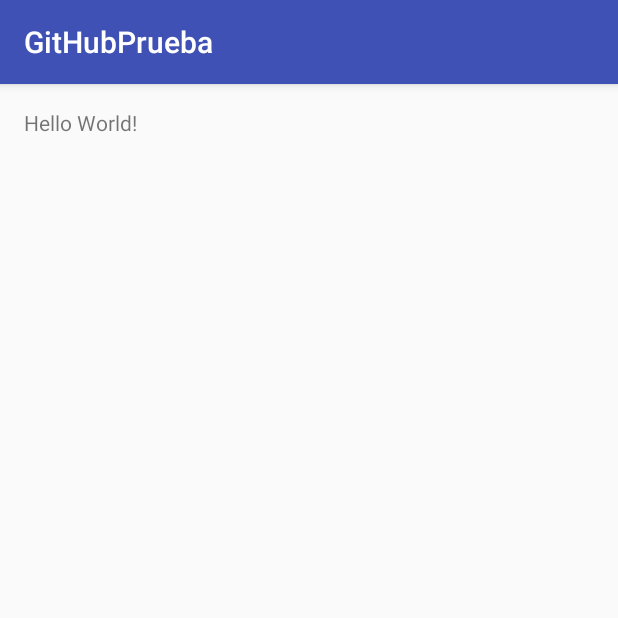
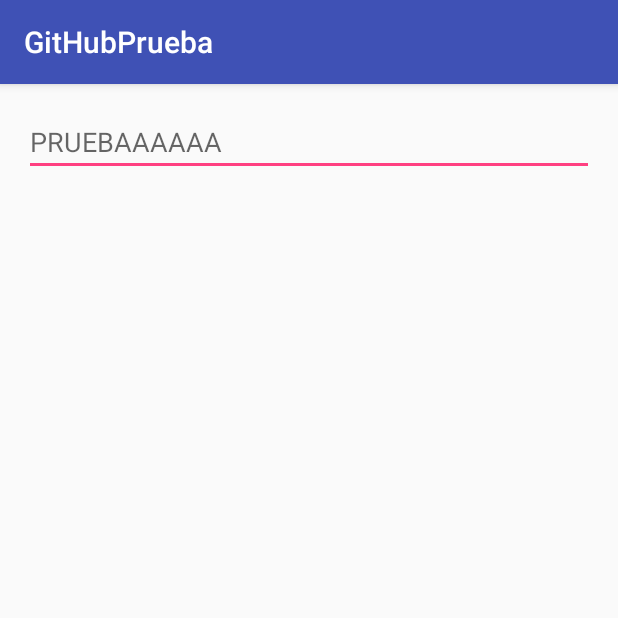
Before and after one commit to Hectorvb89/GitHubPrueba, an Android app: the screen it shows after launch (MainActivity), on a phone screen of 412 x 824 dp, the top half of it. Run offline under Robolectric (Android 15) with nearby library versions, the phone set to English and light mode, and no system bars.

Commit message:
Add editext in activity_main to probe adding things

```diff
--- a/app/src/main/res/layout/activity_main.xml
+++ b/app/src/main/res/layout/activity_main.xml
@@ -9,8 +9,8 @@
     android:paddingTop="@dimen/activity_vertical_margin"
     tools:context="com.example.lenovo_talentomobile.githubprueba.MainActivity">
 
-    <TextView
-        android:layout_width="wrap_content"
-        android:layout_height="wrap_content"
-        android:text="Hello World!" />
+  <EditText
+      android:layout_width="match_parent"
+      android:layout_height="wrap_content"
+      android:hint="@string/prueba"/>
 </RelativeLayout>
--- a/app/src/main/res/values/strings.xml
+++ b/app/src/main/res/values/strings.xml
@@ -1,3 +1,4 @@
 <resources>
     <string name="app_name">GitHubPrueba</string>
+    <string name="prueba">PRUEBAAAAAA</string>
 </resources>
```
